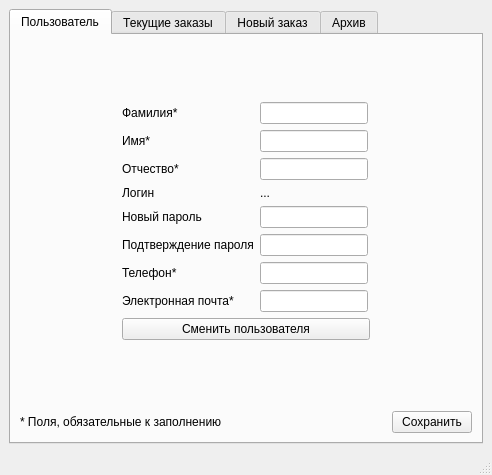
First picture: the form in final_version/transport_services/user.ui, repository nexza78/course_work, before the edit.
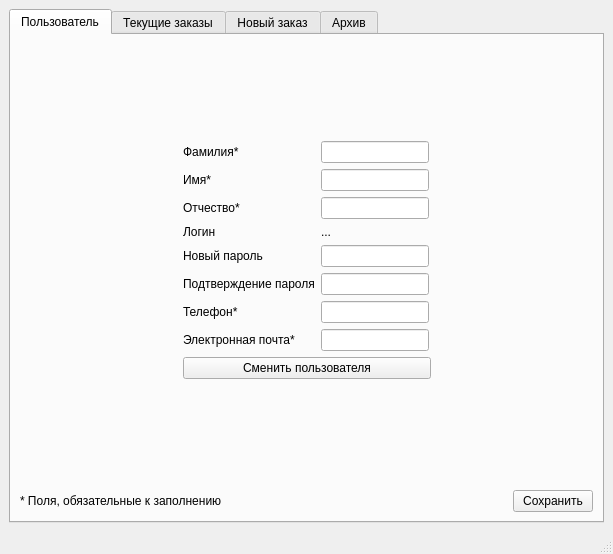
Second picture: the form after the edit. The open tabs and pages were chosen to show the change. Icons and pictures are not drawn.

What changed in the file:
```diff
--- a/final_version/transport_services/user.ui
+++ b/final_version/transport_services/user.ui
@@ -6,8 +6,8 @@
    <rect>
     <x>0</x>
     <y>0</y>
-    <width>492</width>
-    <height>475</height>
+    <width>613</width>
+    <height>554</height>
    </rect>
   </property>
   <property name="windowTitle">
```
Left out of the diff: 4 changed lines with no effect on the pictures.
